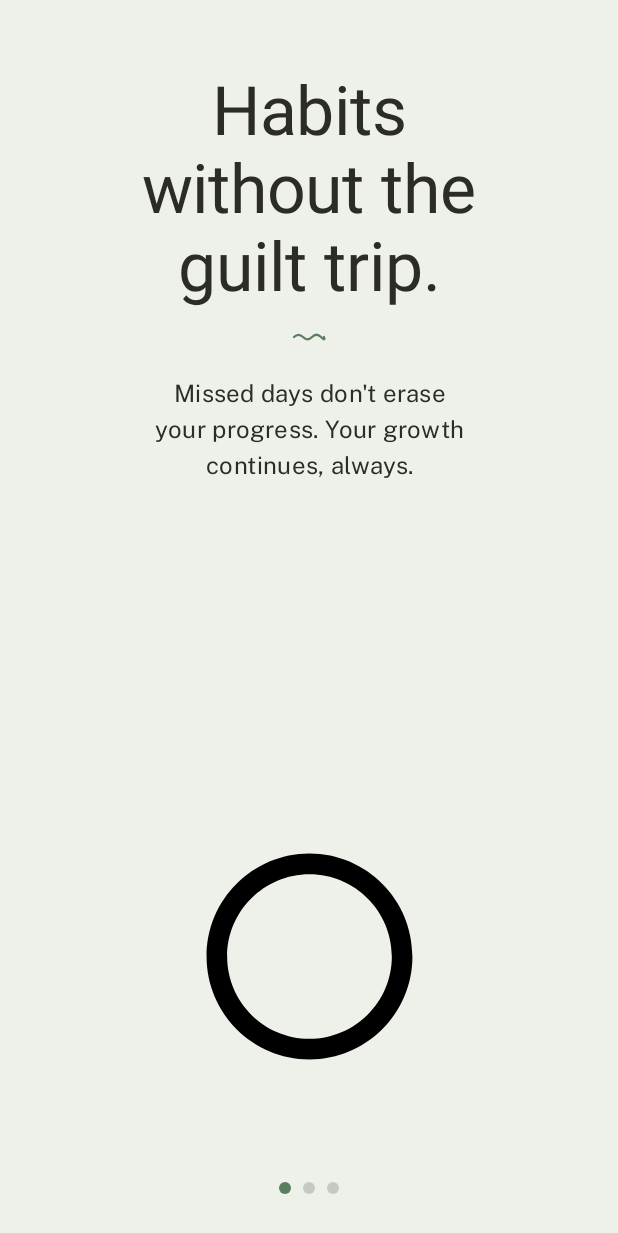
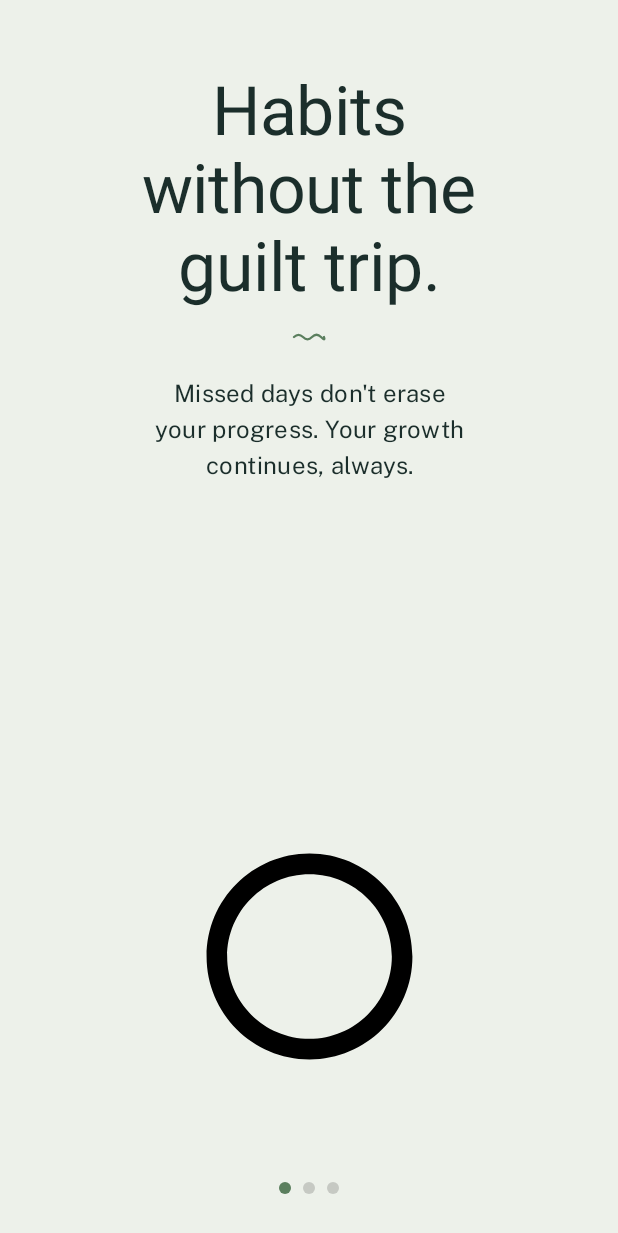
Before and after one commit to JosephOnifade1/spout_app, an Android app built with Jetpack Compose: the screen it shows after launch (MainActivity), on a phone screen of 412 x 824 dp. Shown: the top 1233 px of the screen. Run offline under Robolectric (Android 15) with nearby library versions, the phone set to English and light mode, and no system bars; our stand-ins replace Firebase (no records; nobody signed in at launch, a user with empty details on screens opened directly), Room's generated code; libraries missing offline, so code that uses them is left out: com.revenuecat.purchases; 5 statements that could not run were skipped.

Commit message:
Phase 1: design tokens, shape scale, PlantPortrait
- Color.kt: PaperCream/CreamDeep/CreamWarm, InkSoft/InkMuted, LeafDeep/LeafLight,
  BloomPink/SoilDeep, night tokens
- Shape.kt (new): 8/12/18/26/32dp scale + PillShape, wired through MaterialTheme
- Theme.kt: surface -> PaperCream instead of white, full light + dark schemes,
  outline/surfaceVariant/containers defined so components stop falling back
- PlantPortrait.kt (new): PlantStage with streak thresholds in one place,
  PlantTag enum (Moss art only for now), CARD/FULL framings, Crossfade on stage,
  optional idle sway rotating around the soil line, a11y descriptions
- res/drawable-nodpi: 5 stages x 2 framings of WebP (198 KB total)
- BUILD_PLAN.md: execution plan, decisions D1-D6, phases with acceptance criteria

Co-authored-by: arena-agent <297053741+arena-agent@users.noreply.github.com>

```diff
--- a/app/src/main/java/com/example/ui/theme/Color.kt
+++ b/app/src/main/java/com/example/ui/theme/Color.kt
@@ -8,3 +8,28 @@ val DustyClay = Color(0xFFC97B84)
 val Butter = Color(0xFFF0C868)
 val Soil = Color(0xFF8C7A6B)
 val CharcoalInk = Color(0xFF2B2B28)
+
+/**
+ * Phase 1 tokens (BUILD_PLAN D1).
+ *
+ * The app previously used pure white for every card surface. White next to the warm paper
+ * in the illustrations reads cold and makes the art look like a sticker on the card.
+ * PaperCream is the same paper the plants are drawn on, so the art sits *in* the surface.
+ */
+val PaperCream = Color(0xFFF6F2E6)
+val CreamDeep = Color(0xFFEFE8D6)
+val CreamWarm = Color(0xFFFBF7EF)
+
+/** Text that is present but not shouting. CharcoalInk for primary, these for secondary. */
+val InkSoft = Color(0xFF4A5650)
+val InkMuted = Color(0xFF77827A)
+
+/** Plant tones, used for tinted surfaces and the growth bed. */
+val LeafDeep = Color(0xFF3F5E45)
+val LeafLight = Color(0xFF9DBA9C)
+val BloomPink = Color(0xFFE8A0A8)
+val SoilDeep = Color(0xFF5F5046)
+
+/** Night set (Phase 6) — art is generated, these are for chrome around it. */
+val NightPaper = Color(0xFF16211F)
+val NightSurface = Color(0xFF1E2A27)
--- /dev/null
+++ b/app/src/main/java/com/example/ui/theme/Shape.kt
@@ -0,0 +1,19 @@
+package com.example.ui.theme
+
+import androidx.compose.foundation.shape.RoundedCornerShape
+import androidx.compose.material3.Shapes
+import androidx.compose.ui.unit.dp
+
+/**
+ * Cards are soft, not rectangular. 18dp is the workhorse (habit cards, tiles);
+ * 26dp is for the hero container and modals; pills for anything you tap repeatedly.
+ */
+val PerennialShapes = Shapes(
+    extraSmall = RoundedCornerShape(8.dp),
+    small = RoundedCornerShape(12.dp),
+    medium = RoundedCornerShape(18.dp),
+    large = RoundedCornerShape(26.dp),
+    extraLarge = RoundedCornerShape(32.dp)
+)
+
+val PillShape = RoundedCornerShape(percent = 50)
--- a/app/src/main/java/com/example/ui/theme/Theme.kt
+++ b/app/src/main/java/com/example/ui/theme/Theme.kt
@@ -1,7 +1,6 @@
 package com.example.ui.theme
 
 import android.os.Build
-import androidx.compose.foundation.isSystemInDarkTheme
 import androidx.compose.material3.MaterialTheme
 import androidx.compose.material3.darkColorScheme
 import androidx.compose.material3.dynamicDarkColorScheme
@@ -10,30 +9,60 @@ import androidx.compose.material3.lightColorScheme
 import androidx.compose.runtime.Composable
 import androidx.compose.ui.platform.LocalContext
 
-private val DarkColorScheme =
-  darkColorScheme(
-    primary = Moss,
-    secondary = DustyClay,
-    tertiary = Butter,
-    background = InkTeal,
-    surface = CharcoalInk,
-    onPrimary = PaperSage,
-    onBackground = PaperSage,
-    onSurface = PaperSage,
-    error = Soil
-  )
-
+/**
+ * Light surfaces are warm paper, not white. White next to the hand-painted cream paper of the
+ * plant art makes the illustration look pasted on; PaperCream lets it sit inside the surface.
+ */
 private val LightColorScheme =
   lightColorScheme(
     primary = Moss,
+    onPrimary = White,
+    primaryContainer = LeafLight,
+    onPrimaryContainer = InkTeal,
     secondary = DustyClay,
+    onSecondary = White,
+    secondaryContainer = BloomPink,
+    onSecondaryContainer = InkTeal,
     tertiary = Butter,
+    onTertiary = InkTeal,
     background = PaperSage,
-    surface = White,
-    onPrimary = White,
-    onBackground = CharcoalInk,
+    onBackground = InkTeal,
+    surface = PaperCream,
     onSurface = CharcoalInk,
-    error = Soil
+    surfaceVariant = CreamDeep,
+    onSurfaceVariant = InkSoft,
+    outline = Soil,
+    outlineVariant = CreamWarm,
+    error = DustyClay,
+    onError = White
+  )
+
+/**
+ * Night mode is a real palette, not an inverted one: the art set is generated for it (Phase 6),
+ * so the chrome has to match that paper rather than dim the daytime cream into grey mud.
+ */
+private val DarkColorScheme =
+  darkColorScheme(
+    primary = LeafLight,
+    onPrimary = InkTeal,
+    primaryContainer = LeafDeep,
+    onPrimaryContainer = PaperSage,
+    secondary = DustyClay,
+    onSecondary = InkTeal,
+    secondaryContainer = SoilDeep,
+    onSecondaryContainer = PaperSage,
+    tertiary = Butter,
+    onTertiary = NightPaper,
+    background = NightPaper,
+    onBackground = PaperSage,
+    surface = NightSurface,
+    onSurface = PaperSage,
+    surfaceVariant = SoilDeep,
+    onSurfaceVariant = InkMuted,
+    outline = Soil,
+    outlineVariant = CharcoalInk,
+    error = DustyClay,
+    onError = NightPaper
   )
 
 @Composable
@@ -53,5 +82,10 @@ fun PerennialTheme(
       else -> LightColorScheme
     }
 
-  MaterialTheme(colorScheme = colorScheme, typography = AppTypography, content = content)
+  MaterialTheme(
+    colorScheme = colorScheme,
+    typography = AppTypography,
+    shapes = PerennialShapes,
+    content = content
+  )
 }
```
Also changed, not shown: app/src/main/java/com/example/ui/components/PlantPortrait.kt (added, +161 -0 lines), app/src/main/res/drawable-nodpi/plant_bloom_card.webp (added), app/src/main/res/drawable-nodpi/plant_bloom_full.webp (added), app/src/main/res/drawable-nodpi/plant_bud_card.webp (added), app/src/main/res/drawable-nodpi/plant_bud_full.webp (added), app/src/main/res/drawable-nodpi/plant_resting_card.webp (added), app/src/main/res/drawable-nodpi/plant_resting_full.webp (added), app/src/main/res/drawable-nodpi/plant_seed_card.webp (added), app/src/main/res/drawable-nodpi/plant_seed_full.webp (added), app/src/main/res/drawable-nodpi/plant_sprout_card.webp (added), app/src/main/res/drawable-nodpi/plant_sprout_full.webp (added), 1 other file.
